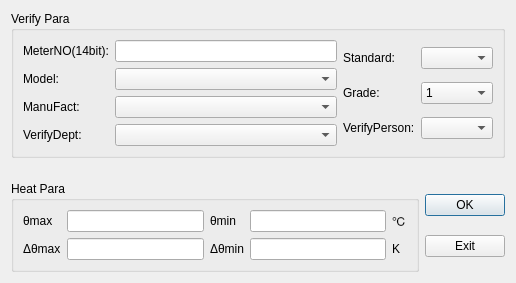
Before: the Qt Designer form source/calcverify/calcpara.ui in flimmy78/qtverify, drawn with Qt 5.
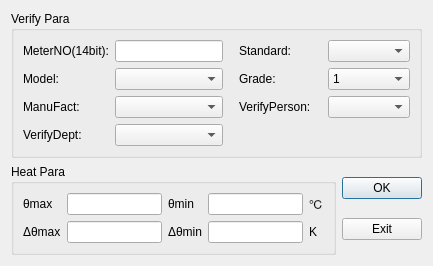
After: the same form once the commit is applied.

What changed in the file:
```diff
--- a/source/calcverify/calcpara.ui
+++ b/source/calcverify/calcpara.ui
@@ -9,19 +9,22 @@
    <rect>
     <x>0</x>
     <y>0</y>
-    <width>516</width>
-    <height>283</height>
+    <width>433</width>
+    <height>253</height>
    </rect>
   </property>
-  <layout class="QGridLayout" name="gridLayout_8">
+  <property name="windowTitle">
+   <string>ParaSet</string>
+  </property>
+  <layout class="QGridLayout" name="gridLayout_7">
    <item row="0" column="0">
     <widget class="QGroupBox" name="groupBox">
      <property name="title">
       <string>Verify Para</string>
      </property>
-     <layout class="QGridLayout" name="gridLayout_3">
+     <layout class="QGridLayout" name="gridLayout_6">
       <item row="0" column="0">
-       <layout class="QGridLayout" name="gridLayout_2">
+       <layout class="QGridLayout" name="gridLayout_5">
         <item row="0" column="0">
          <widget class="QLabel" name="label">
           <property name="text">
@@ -30,7 +33,14 @@
          </widget>
         </item>
         <item row="0" column="1">
-         <widget class="QLineEdit" name="lnEditMeterNO"/>
+         <widget class="QLineEdit" name="lnEditMeterNO">
+          <property name="sizePolicy">
+           <sizepolicy hsizetype="Preferred" vsizetype="Fixed">
+            <horstretch>0</horstretch>
+            <verstretch>0</verstretch>
+           </sizepolicy>
+          </property>
+         </widget>
         </item>
         <item row="1" column="0">
          <widget class="QLabel" name="label_2">
@@ -77,9 +87,37 @@
        </layout>
       </item>
       <item row="0" column="1">
-       <layout class="QGridLayout" name="gridLayout">
+       <spacer name="horizontalSpacer">
+        <property name="orientation">
+         <enum>Qt::Horizontal</enum>
+        </property>
+        <property name="sizeType">
+         <enum>QSizePolicy::Fixed</enum>
+        </property>
+        <property name="sizeHint" stdset="0">
+         <size>
+          <width>10</width>
+          <height>20</height>
+         </size>
+        </property>
+       </spacer>
+      </item>
+      <item row="0" column="2">
+       <layout class="QGridLayout" name="gridLayout_4">
         <item row="0" column="0">
          <widget class="QLabel" name="label_5">
+          <property name="sizePolicy">
+           <sizepolicy hsizetype="Fixed" vsizetype="Preferred">
+            <horstretch>0</horstretch>
+            <verstretch>0</verstretch>
+           </sizepolicy>
+          </property>
+          <property name="maximumSize">
+           <size>
+            <width>100</width>
+            <height>16777215</height>
+           </size>
+          </property>
           <property name="text">
            <string>Standard:</string>
           </property>
@@ -128,6 +166,19 @@
           </property>
          </widget>
         </item>
+        <item row="3" column="1">
+         <spacer name="verticalSpacer_2">
+          <property name="orientation">
+           <enum>Qt::Vertical</enum>
+          </property>
+          <property name="sizeHint" stdset="0">
+           <size>
+            <width>20</width>
+            <height>13</height>
+           </size>
+          </property>
+         </spacer>
+        </item>
        </layout>
       </item>
      </layout>
@@ -147,15 +198,13 @@
     </spacer>
    </item>
    <item row="2" column="0">
-    <layout class="QGridLayout" name="gridLayout_7">
+    <layout class="QGridLayout" name="gridLayout_3">
      <item row="0" column="0">
       <widget class="QGroupBox" name="groupBox_2">
        <property name="title">
         <string>Heat Para</string>
        </property>
-       <layout class="QGridLayout" name="gridLayout_6">
-        <item row="0" column="0">
-         <layout class="QGridLayout" name="gridLayout_5">
+       <layout class="QGridLayout" name="gridLayout_2">
           <item row="0" column="0">
            <widget class="QLabel" name="label_8">
             <property name="text">
@@ -165,6 +214,12 @@
           </item>
           <item row="0" column="1">
            <widget class="QLineEdit" name="lnEditMaxT">
+          <property name="sizePolicy">
+           <sizepolicy hsizetype="Preferred" vsizetype="Fixed">
+            <horstretch>0</horstretch>
+            <verstretch>0</verstretch>
+           </sizepolicy>
+          </property>
             <property name="alignment">
              <set>Qt::AlignCenter</set>
             </property>
@@ -179,6 +234,12 @@
           </item>
           <item row="0" column="3">
            <widget class="QLineEdit" name="lnEditMinT">
+          <property name="sizePolicy">
+           <sizepolicy hsizetype="Preferred" vsizetype="Fixed">
+            <horstretch>0</horstretch>
+            <verstretch>0</verstretch>
+           </sizepolicy>
+          </property>
             <property name="alignment">
              <set>Qt::AlignCenter</set>
             </property>
@@ -200,6 +261,12 @@
           </item>
           <item row="1" column="1">
            <widget class="QLineEdit" name="lnEditMaxDeltaT">
+          <property name="sizePolicy">
+           <sizepolicy hsizetype="Preferred" vsizetype="Fixed">
+            <horstretch>0</horstretch>
+            <verstretch>0</verstretch>
+           </sizepolicy>
+          </property>
             <property name="alignment">
              <set>Qt::AlignCenter</set>
             </property>
@@ -214,6 +281,12 @@
           </item>
           <item row="1" column="3">
            <widget class="QLineEdit" name="lnEditMinDeltaT">
+          <property name="sizePolicy">
+           <sizepolicy hsizetype="Preferred" vsizetype="Fixed">
+            <horstretch>0</horstretch>
+            <verstretch>0</verstretch>
+           </sizepolicy>
+          </property>
             <property name="alignment">
              <set>Qt::AlignCenter</set>
             </property>
@@ -227,14 +300,18 @@
            </widget>
           </item>
          </layout>
-        </item>
-       </layout>
       </widget>
      </item>
      <item row="0" column="1">
-      <layout class="QGridLayout" name="gridLayout_4">
+      <layout class="QGridLayout" name="gridLayout">
        <item row="0" column="0">
         <widget class="QPushButton" name="btnOK">
+         <property name="sizePolicy">
+          <sizepolicy hsizetype="Preferred" vsizetype="Fixed">
+           <horstretch>0</horstretch>
+           <verstretch>0</verstretch>
+          </sizepolicy>
+         </property>
          <property name="text">
           <string>OK</string>
          </property>
@@ -242,6 +319,12 @@
        </item>
        <item row="1" column="0">
         <widget class="QPushButton" name="btnExit">
+         <property name="sizePolicy">
+          <sizepolicy hsizetype="Preferred" vsizetype="Fixed">
+           <horstretch>0</horstretch>
+           <verstretch>0</verstretch>
+          </sizepolicy>
+         </property>
          <property name="text">
           <string>Exit</string>
          </property>
```
Lines whose indentation alone changed are shown as unchanged.
